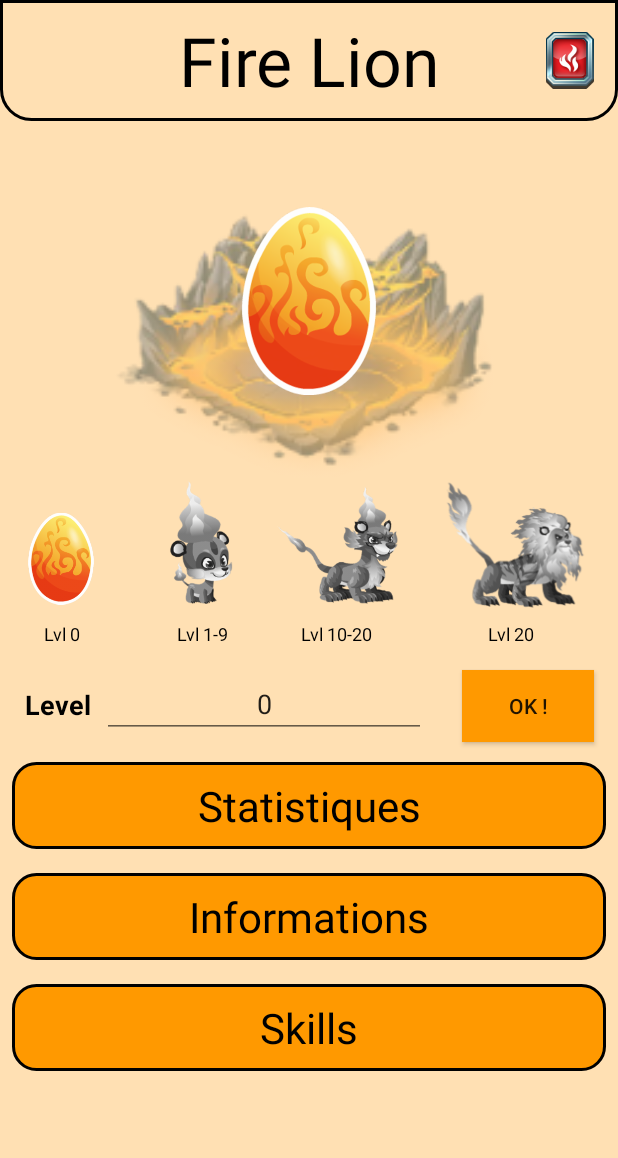
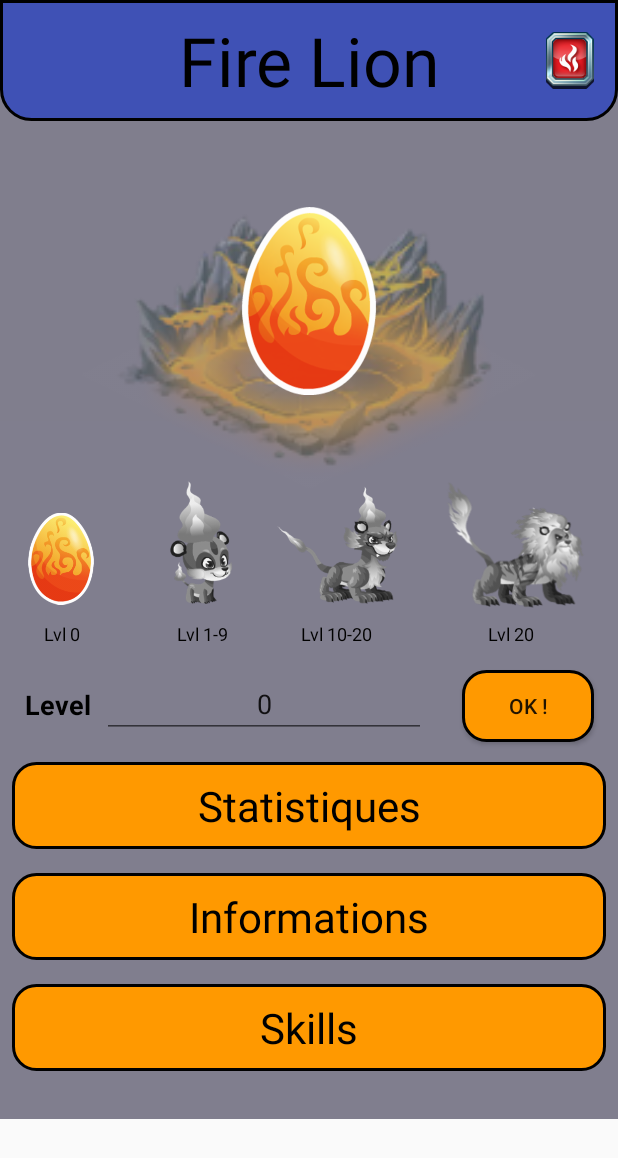
Before and after one commit to JeremyWCS/monstersLegend, an Android app: the MonstersActivity screen opened directly, with no data from a screen before it, on a phone screen of 412 x 824 dp. Shown: the top 1158 px of the screen. Run offline under Robolectric (Android 15) with nearby library versions, the phone set to English and light mode, and no system bars.

Commit message:
Revue du Layout pour s'adapter à tous les smartphones. a priori ça fonctionne pas mal

```diff
--- a/app/src/main/java/fr/wildcodeschool/projetmonsterlegend/MonstersActivity.java
+++ b/app/src/main/java/fr/wildcodeschool/projetmonsterlegend/MonstersActivity.java
@@ -30,6 +30,9 @@ public class MonstersActivity extends AppCompatActivity {
 
 
     ViewPager viewPager;
+
+
+
 
     @Override
     protected void onCreate(Bundle savedInstanceState) {
@@ -335,6 +338,13 @@ public class MonstersActivity extends AppCompatActivity {
         atq8.setImageResource(monsters.get(iMon).getAttakType()[7]);
         atq9.setImageResource(monsters.get(iMon).getAttakType()[8]);
 
+        int[] colors = new int[2];
+        colors[0] = R.color.colorPrimary;
+        colors[1] = R.color.colorPrimaryFireLion;
+
+        DrawableGradient backbround= new DrawableGradient(colors);
+
+        corps.setBackgroundDrawable(backbround);
 
         GradientDrawable drawable = (GradientDrawable) infoMonster.getBackground();
         drawable.setColor(monsters.get(iMon).getPrimaryColor());
@@ -345,13 +355,13 @@ public class MonstersActivity extends AppCompatActivity {
         skill1.setBackgroundResource(R.drawable.shape);
         skill2.setBackgroundResource(R.drawable.shape);
         skill3.setBackgroundResource(R.drawable.shape);
+        btnLvl.setBackgroundResource(R.drawable.shape);
 
 
 
 
-        scrollView.setBackgroundColor(monsters.get(iMon).getSecondaryColor());
-        corps.setBackgroundColor(monsters.get(iMon).getSecondaryColor());
-        btnLvl.setBackgroundColor(monsters.get(iMon).getPrimaryColor());
+
+
         textAtq1.setText(monsters.get(iMon).getAttaques()[0]);
         textAtq2.setText(monsters.get(iMon).getAttaques()[1]);
         textAtq3.setText(monsters.get(iMon).getAttaques()[2]);
@@ -620,4 +630,16 @@ public class MonstersActivity extends AppCompatActivity {
         });
 
     }
-}
+
+    public class DrawableGradient extends GradientDrawable {
+        DrawableGradient(int[] colors) {
+            super(GradientDrawable.Orientation.TOP_BOTTOM, colors);
+
+            try {
+                this.setShape(GradientDrawable.RECTANGLE);
+                this.setGradientType(GradientDrawable.LINEAR_GRADIENT);
+            } catch (Exception e) {
+                e.printStackTrace();
+            }
+        }
+}}
--- a/app/src/main/res/drawable/background_item.xml
+++ b/app/src/main/res/drawable/background_item.xml
@@ -9,6 +9,7 @@
 
     <gradient android:startColor="@color/background"
         android:endColor="@color/background"/>
+
     <padding
         android:top="10dp"
         android:left="10dp"
--- a/app/src/main/res/drawable/background_title.xml
+++ b/app/src/main/res/drawable/background_title.xml
@@ -8,6 +8,8 @@
 
     <stroke android:width="2dp" android:color="@color/border"/>
 
+
+    <solid android:color="@color/colorPrimary"/>
     <padding
         android:top="10dp"
         android:left="10dp"
--- a/app/src/main/res/drawable/shape.xml
+++ b/app/src/main/res/drawable/shape.xml
@@ -3,6 +3,7 @@
     <corners android:radius="15dp" />
 
     <stroke android:width="2dp" android:color="@color/border"/>
+
 
     <padding
         android:top="10dp"
--- a/app/src/main/res/layout/activity_monsters.xml
+++ b/app/src/main/res/layout/activity_monsters.xml
@@ -7,7 +7,7 @@
     android:id="@+id/scrollView"
     android:layout_width="match_parent"
     android:layout_height="match_parent"
-    android:background="@drawable/gradient"
+
     tools:context=".MonstersActivity"
     tools:layout_editor_absoluteX="76dp"
     tools:layout_editor_absoluteY="8dp">
@@ -17,6 +17,7 @@
         android:id="@+id/constraintLayout"
         android:layout_width="match_parent"
         android:layout_height="wrap_content"
+
         android:minHeight="250dp"
         android:visibility="visible"
         tools:context=".MonstersActivity">
```
